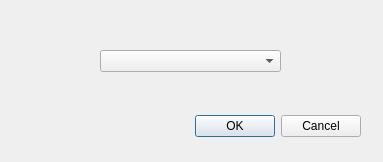
This is ndvi_calculator_dialog_base.ui in ANEvdokimov/ndvi_calculator as Qt 5 draws it before an edit. The edited form follows.
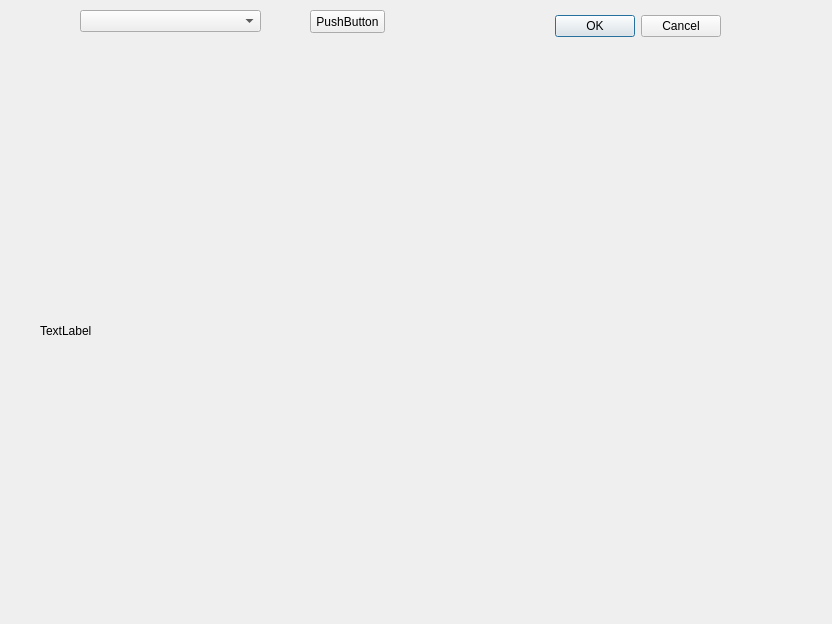
This is the edited form.

Commit message: Added NDVI calculation

```diff
--- a/ndvi_calculator_dialog_base.ui
+++ b/ndvi_calculator_dialog_base.ui
@@ -6,8 +6,8 @@
    <rect>
     <x>0</x>
     <y>0</y>
-    <width>383</width>
-    <height>162</height>
+    <width>832</width>
+    <height>624</height>
    </rect>
   </property>
   <property name="windowTitle">
@@ -16,8 +16,8 @@
   <widget class="QDialogButtonBox" name="button_box">
    <property name="geometry">
     <rect>
-     <x>20</x>
-     <y>110</y>
+     <x>380</x>
+     <y>10</y>
      <width>341</width>
      <height>32</height>
     </rect>
@@ -32,13 +32,39 @@
   <widget class="QComboBox" name="cbx_layers">
    <property name="geometry">
     <rect>
-     <x>100</x>
-     <y>50</y>
+     <x>80</x>
+     <y>10</y>
      <width>181</width>
      <height>22</height>
     </rect>
    </property>
   </widget>
+  <widget class="QPushButton" name="btn_test">
+   <property name="geometry">
+    <rect>
+     <x>310</x>
+     <y>10</y>
+     <width>75</width>
+     <height>23</height>
+    </rect>
+   </property>
+   <property name="text">
+    <string>PushButton</string>
+   </property>
+  </widget>
+  <widget class="QLabel" name="lbl_output">
+   <property name="geometry">
+    <rect>
+     <x>40</x>
+     <y>60</y>
+     <width>621</width>
+     <height>541</height>
+    </rect>
+   </property>
+   <property name="text">
+    <string>TextLabel</string>
+   </property>
+  </widget>
  </widget>
  <resources/>
  <connections>
```
The commit also changes 1 other file.
